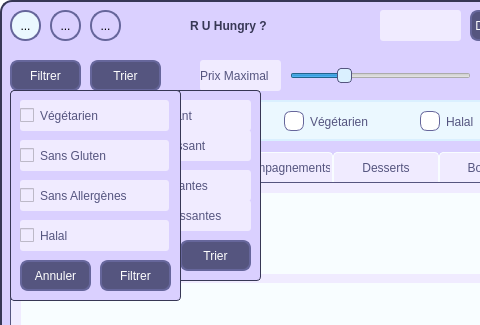
The window that mainwindow.ui (GD-Github/R-U-Hungry-) describes before a commit, drawn with Qt 5; both pictures show x 0 to 480 and y 0 to 325 of the 562 by 633 pixel window.
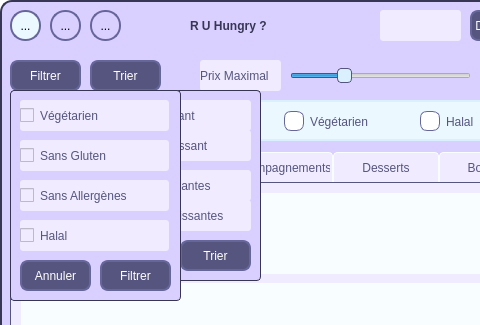
The same window after the commit. Icons and pictures are not drawn.

Diff of the .ui file:
```diff
--- a/mainwindow.ui
+++ b/mainwindow.ui
@@ -552,7 +552,7 @@
 	font: 8pt &quot;Arial&quot;;
 }
 
-QLabel, QRadioButton, QCheckBox {
+QLabel {
 	background-color: rgb(240, 235, 255);
 	border-radius: 3px;
 	color: rgb(85, 85, 127);
@@ -560,6 +560,13 @@
 	font: 8pt &quot;Arial&quot;;
 }
 
+QRadioButton, QCheckBox {
+	background-color: rgb(240, 235, 255);
+	border-radius: 3px;
+	color: rgb(85, 85, 127);
+	font: 8pt &quot;Arial&quot;;
+}
+
 QSlider::handle {
 	background-color: rgb(218, 240, 255);
 	border: 1px solid rgb(85, 85, 127);
@@ -1257,7 +1264,7 @@
       <bool>false</bool>
      </property>
      <property name="text">
-      <string>kCal décroissantes</string>
+      <string>kCal Décroissantes</string>
      </property>
     </widget>
     <widget class="QRadioButton" name="sortCalCBtn">
@@ -1270,7 +1277,7 @@
       </rect>
      </property>
      <property name="text">
-      <string>kCal croissantes</string>
+      <string>kCal Croissantes</string>
      </property>
     </widget>
     <widget class="QRadioButton" name="sortPriceDBtn">
@@ -1286,7 +1293,7 @@
       </rect>
      </property>
      <property name="text">
-      <string>Prix décroissant</string>
+      <string>Prix Décroissant</string>
      </property>
     </widget>
     <widget class="QPushButton" name="sortBtn_2">
@@ -1331,7 +1338,7 @@
       <bool>false</bool>
      </property>
      <property name="text">
-      <string>Prix croissant</string>
+      <string>Prix Croissant</string>
      </property>
     </widget>
    </widget>
```
